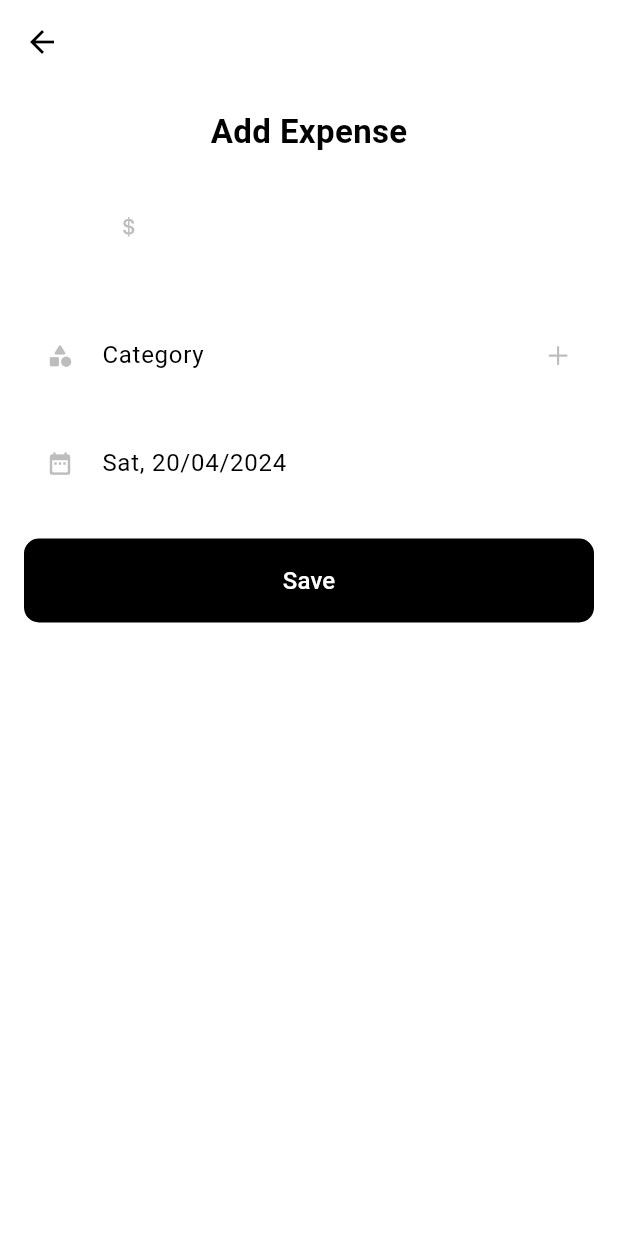
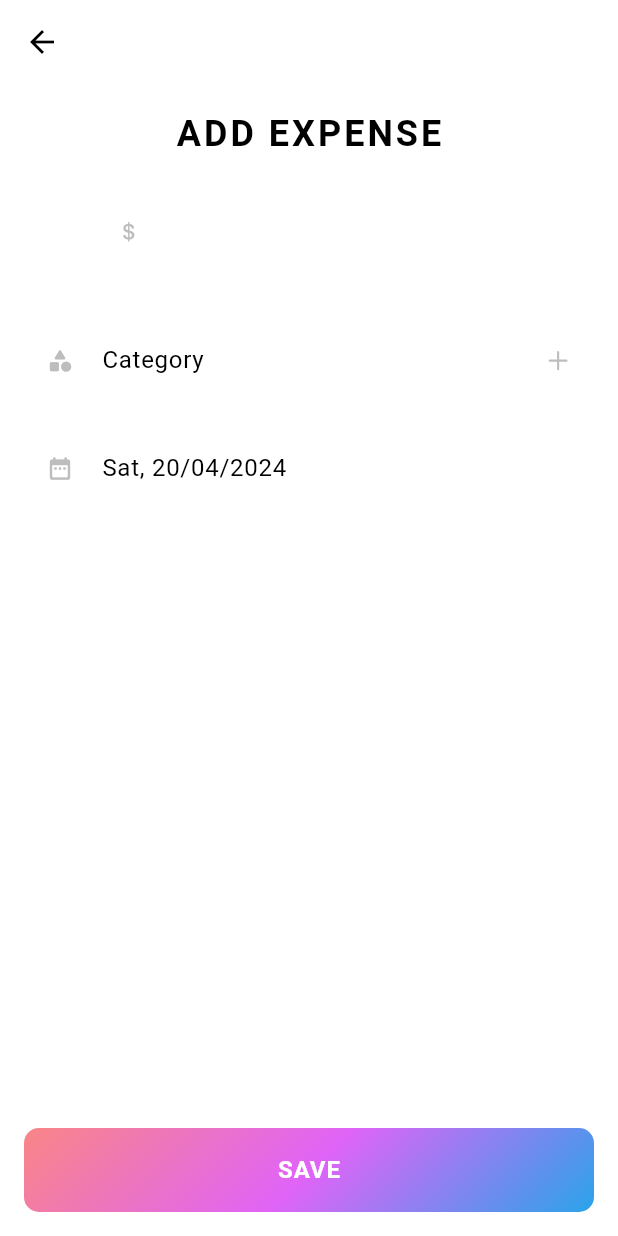
Before and after one commit to VikramNaik26/Expence-Tracker, a Flutter app: the AddExpense screen opened directly, on a phone screen of 412 x 824 dp. Run offline on Flutter 3.47's test engine with Material 3 defaults, Android fonts, the phone set to English and light mode, and no system bars; our stand-ins replace bloc, cloud_firestore, equatable, firebase_core, fl_chart, flutter_bloc and 2 more; accounts and stored records are empty; Roboto replaces fonts that are missing (Poppins).

Commit message:
Design Optimization

```diff
--- a/lib/screens/add_expence/views/add_expenses.dart
+++ b/lib/screens/add_expence/views/add_expenses.dart
@@ -55,8 +55,9 @@ class _AddExpenseState extends State<AddExpense> {
           child: Column(
             children: [
               const AppText(
-                text: 'Add Expense',
-                fontSize: 22,
+                text: 'ADD EXPENSE',
+                fontSize: 24,
+                letterSpacing: 2,
                 fontWeight: FontWeight.bold,
               ),
               const Gap(20.0),
@@ -93,9 +94,12 @@ class _AddExpenseState extends State<AddExpense> {
               ),
               const Gap(16.0),
               datePickerInput(context),
-              const Gap(22.0),
+              const Expanded(
+                child: Gap(22.0),
+              ),
               SubmitButton(
-                text: 'Save',
+                text: 'SAVE',
+                enableGradientBackground: true,
                 onClick: () {},
               ),
             ],
@@ -243,7 +247,7 @@ class _AddExpenseState extends State<AddExpense> {
                                       pickerColor: Colors.white,
                                     ),
                                     SubmitButton(
-                                      text: 'Save',
+                                      text: 'SELECT',
                                       onClick: () {
                                         Navigator.pop(cTa2);
                                       },
@@ -273,7 +277,8 @@ class _AddExpenseState extends State<AddExpense> {
                     ),
                     const Gap(16.0),
                     SubmitButton(
-                      text: 'Save',
+                      text: 'CREATE',
+                      // enableGradientBackground: true,
                       onClick: () {
                         Category category = Category.empty;
                         category.categoryId = const Uuid().v1();
--- a/lib/widgets/app_text.dart
+++ b/lib/widgets/app_text.dart
@@ -7,12 +7,14 @@ class AppText extends StatelessWidget {
     this.textColor,
     this.fontSize,
     this.fontWeight,
+    this.letterSpacing,
   });
 
   final String text;
   final Color? textColor;
   final double? fontSize;
   final FontWeight? fontWeight;
+  final double? letterSpacing;
 
   @override
   Widget build(BuildContext context) {
@@ -23,6 +25,7 @@ class AppText extends StatelessWidget {
         fontSize: fontSize ?? 12,
         fontWeight: fontWeight ?? FontWeight.normal,
         fontFamily: 'Poppins',
+        letterSpacing: letterSpacing ?? .6,
       ),
     );
   }
--- a/lib/widgets/submit_button.dart
+++ b/lib/widgets/submit_button.dart
@@ -1,3 +1,5 @@
+import 'dart:math';
+
 import 'package:expence_tracker/widgets/app_text.dart';
 import 'package:flutter/material.dart';
 
@@ -6,10 +8,12 @@ class SubmitButton extends StatefulWidget {
     super.key,
     required this.text,
     this.onClick,
+    this.enableGradientBackground = false,
   });
 
   final String text;
   final VoidCallback? onClick;
+  final bool enableGradientBackground;
 
   @override
   State<SubmitButton> createState() => _SubmitButtonState();
@@ -18,13 +22,28 @@ class SubmitButton extends StatefulWidget {
 class _SubmitButtonState extends State<SubmitButton> {
   @override
   Widget build(BuildContext context) {
-    return SizedBox(
+    return Container(
       width: double.maxFinite,
       height: kToolbarHeight,
+      decoration: BoxDecoration(
+        gradient: widget.enableGradientBackground
+            ? LinearGradient(
+                colors: [
+                  Theme.of(context).colorScheme.tertiary,
+                  Theme.of(context).colorScheme.secondary,
+                  Theme.of(context).colorScheme.primary,
+                ],
+                transform: const GradientRotation(pi / 4),
+              )
+            : null,
+        borderRadius: BorderRadius.circular(10),
+      ),
       child: TextButton(
         onPressed: widget.onClick,
         style: TextButton.styleFrom(
-          backgroundColor: Colors.black,
+          backgroundColor: widget.enableGradientBackground
+              ? Colors.transparent
+              : Colors.black,
           shape: RoundedRectangleBorder(
             borderRadius: BorderRadius.circular(10),
           ),
@@ -32,7 +51,7 @@ class _SubmitButtonState extends State<SubmitButton> {
         child: AppText(
           text: widget.text,
           textColor: Colors.white,
-          fontWeight: FontWeight.w500,
+          fontWeight: FontWeight.bold,
           fontSize: 16,
         ),
       ),
```
